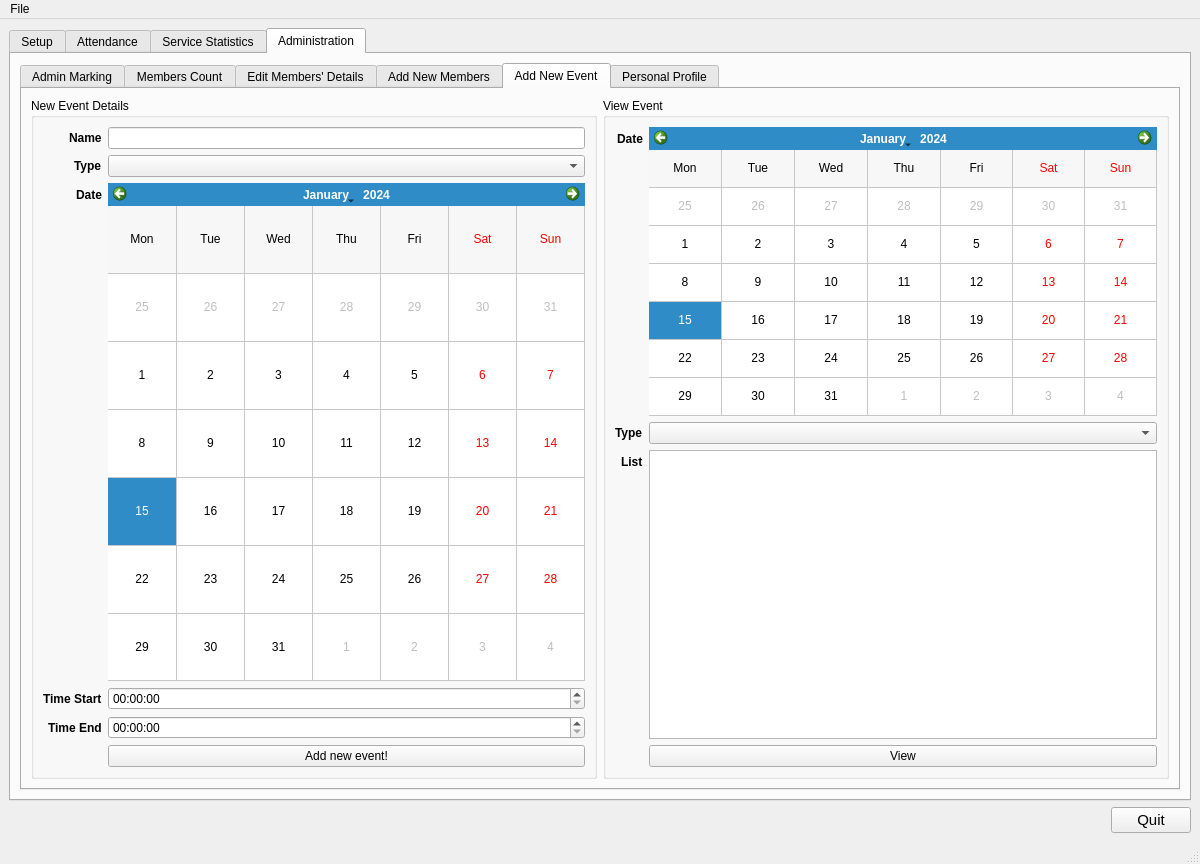
Qt form tabbed.ui (dnth/AttTracker-pyside) before a commit.
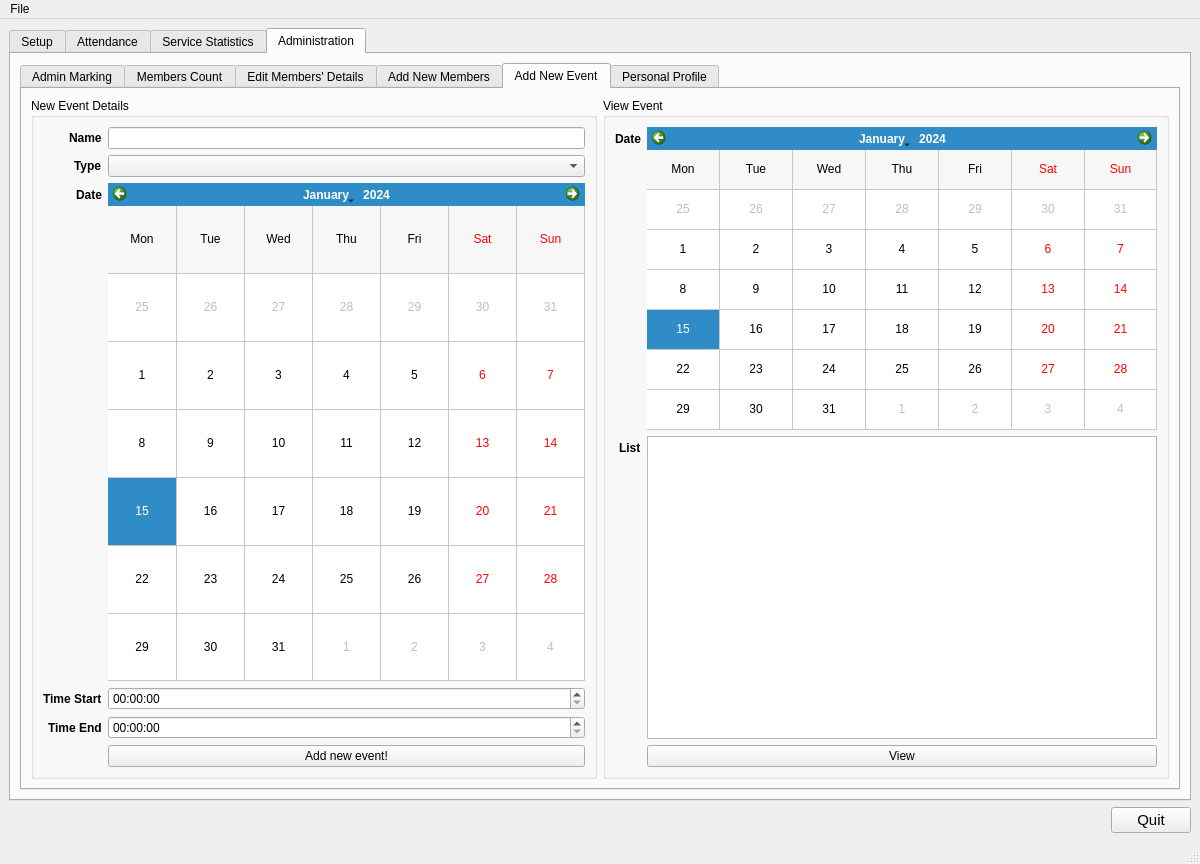
The same form after that commit. Icons and pictures are not drawn. Custom widgets are drawn as their Qt base class.

What changed in the file:
```diff
--- a/tabbed.ui
+++ b/tabbed.ui
@@ -1747,6 +1747,9 @@
               <layout class="QVBoxLayout" name="verticalLayout_2">
                <item>
                 <layout class="QFormLayout" name="formLayout_8">
+                 <property name="fieldGrowthPolicy">
+                  <enum>QFormLayout::AllNonFixedFieldsGrow</enum>
+                 </property>
                  <property name="labelAlignment">
                   <set>Qt::AlignRight|Qt::AlignTrailing|Qt::AlignVCenter</set>
                  </property>
@@ -1763,38 +1766,6 @@
                    </property>
                   </widget>
                  </item>
-                 <item row="1" column="0">
-                  <widget class="QLabel" name="label_16">
-                   <property name="font">
-                    <font>
-                     <weight>75</weight>
-                     <bold>true</bold>
-                    </font>
-                   </property>
-                   <property name="text">
-                    <string>Type</string>
-                   </property>
-                  </widget>
-                 </item>
-                 <item row="2" column="0">
-                  <widget class="QLabel" name="label_17">
-                   <property name="font">
-                    <font>
-                     <weight>75</weight>
-                     <bold>true</bold>
-                    </font>
-                   </property>
-                   <property name="text">
-                    <string>List</string>
-                   </property>
-                  </widget>
-                 </item>
-                 <item row="2" column="1">
-                  <widget class="QTableWidget" name="tableWidget_viewevent"/>
-                 </item>
-                 <item row="1" column="1">
-                  <widget class="QComboBox" name="comboBox_viewevent"/>
-                 </item>
                  <item row="0" column="1">
                   <widget class="QCalendarWidget" name="calendarWidget_viewnewevent">
                    <property name="gridVisible">
@@ -1805,7 +1776,23 @@
                    </property>
                   </widget>
                  </item>
-                 <item row="3" column="1">
+                 <item row="1" column="0">
+                  <widget class="QLabel" name="label_17">
+                   <property name="font">
+                    <font>
+                     <weight>75</weight>
+                     <bold>true</bold>
+                    </font>
+                   </property>
+                   <property name="text">
+                    <string>List</string>
+                   </property>
+                  </widget>
+                 </item>
+                 <item row="1" column="1">
+                  <widget class="QTableWidget" name="tableWidget_viewevent"/>
+                 </item>
+                 <item row="2" column="1">
                   <widget class="QPushButton" name="pushButton_viewnewevent">
                    <property name="text">
                     <string>View</string>
```
